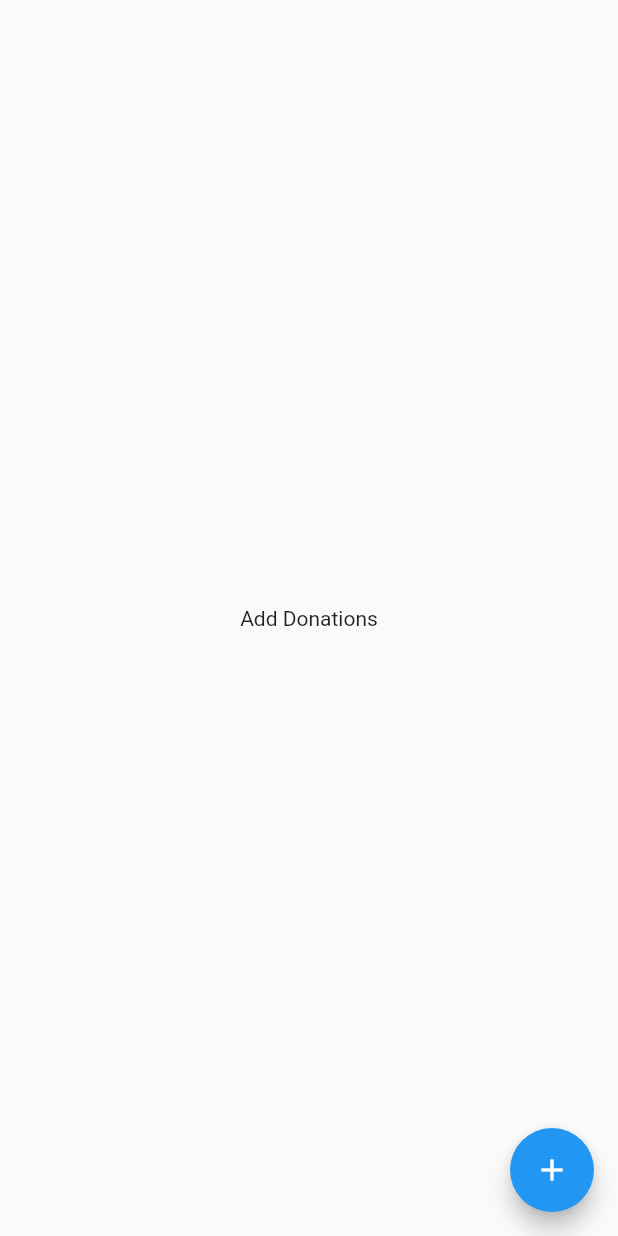
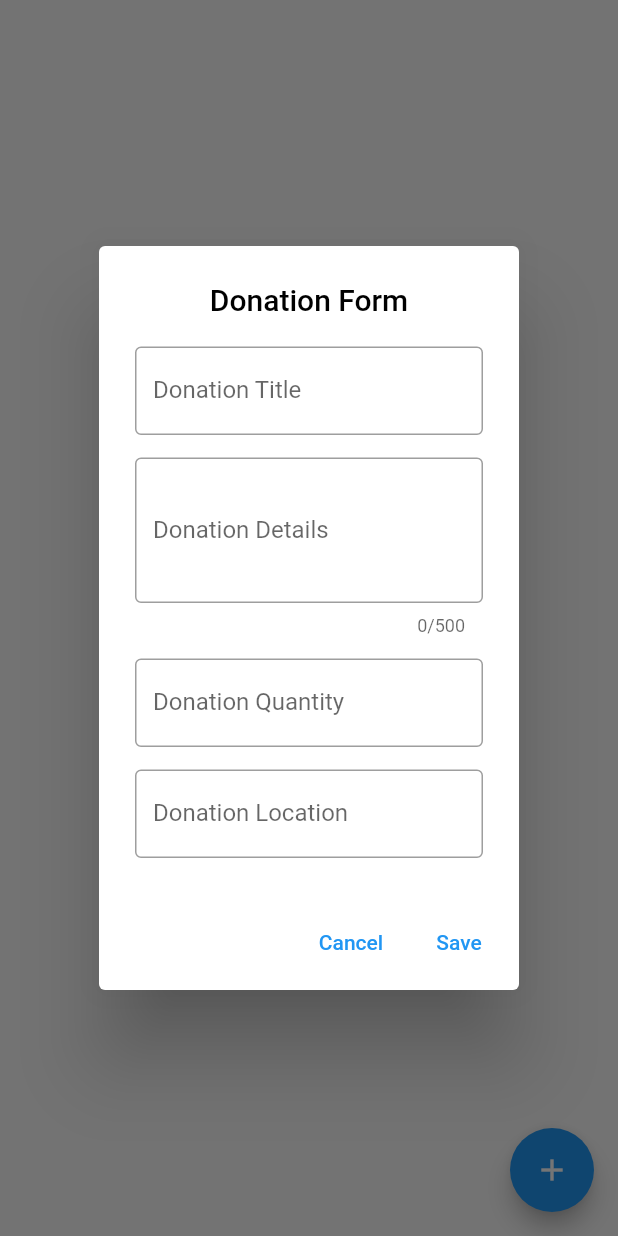
Before and after one commit to Vengadesh27/Food-App, a Flutter app: the DonationPage screen opened directly, after a tap on the "add" icon, on a phone screen of 412 x 824 dp. Run offline on Flutter 3.47's test engine with Material 2 defaults, Android fonts, the light colour scheme and no system bars; our stand-ins replace cloud_firestore, email_validator, firebase_auth, firebase_core; accounts and stored records are empty.

Commit message:
Donation Form UI Done

```diff
--- a/lib/auth/signin_screen.dart
+++ b/lib/auth/signin_screen.dart
@@ -67,7 +67,6 @@ class _SigninScreenState extends State<SigninScreen> {
                 padding: const EdgeInsets.all(10),
                 child: TextFormField(
                     controller: fnameController,
-                    cursorColor: Colors.white,
                     textInputAction: TextInputAction.next,
                     decoration: const InputDecoration(
                       border: OutlineInputBorder(),
@@ -84,7 +83,6 @@ class _SigninScreenState extends State<SigninScreen> {
                 padding: const EdgeInsets.all(10),
                 child: TextFormField(
                   controller: emailController,
-                  cursorColor: Colors.white,
                   textInputAction: TextInputAction.next,
                   decoration: const InputDecoration(
                       border: OutlineInputBorder(), labelText: 'Email'),
--- /dev/null
+++ b/lib/pages/donation_crud.dart
@@ -0,0 +1,20 @@
+class DonationCRUD{
+  final String donationId;
+  final String donationTitle;
+  final String donationDetails;
+  final num donationQuantity;
+  final String donationLocation;
+  final String donorName = 'Not defined';
+  final String recipientName = 'Not defined';
+
+  DonationCRUD({
+    required this.donationId,
+    required this.donationTitle,
+    required this.donationDetails,
+    required this.donationQuantity,
+    required this.donationLocation,
+  });
+
+
+
+}
--- /dev/null
+++ b/lib/pages/donation_form.dart
@@ -0,0 +1,107 @@
+import 'package:flutter/material.dart';
+
+class DonationForm extends StatefulWidget {
+  const DonationForm({super.key});
+
+  @override
+  State<DonationForm> createState() => _DonationFormState();
+}
+
+class _DonationFormState extends State<DonationForm> {
+  final GlobalKey<FormState> _formKey = GlobalKey();
+  static final numCheck = RegExp(r'^-?[0-9]+$');
+  final TextEditingController donationTitle = TextEditingController();
+  final TextEditingController donationDetails = TextEditingController();
+  final TextEditingController donationQuantity = TextEditingController();
+  final TextEditingController donationLocation = TextEditingController();
+
+  @override
+  void dispose() {
+    donationTitle.dispose();
+    donationDetails.dispose();
+    donationQuantity.dispose();
+    donationDetails.dispose();
+    super.dispose();
+  }
+
+  @override
+  Widget build(BuildContext context) {
+    return AlertDialog(
+      scrollable: true,
+      title: const Text(
+        'Donation Form',
+        textAlign: TextAlign.center,
+        style: TextStyle(fontSize: 20, color: Colors.black),
+      ),
+      content: Padding(
+        padding: const EdgeInsets.all(0),
+        child: Form(
+          key: _formKey,
+          child: Column(
+            children: <Widget>[
+              TextFormField(
+                controller: donationTitle,
+                textInputAction: TextInputAction.next,
+                decoration: const InputDecoration(
+                    border: OutlineInputBorder(), labelText: 'Donation Title'),
+                autovalidateMode: AutovalidateMode.onUserInteraction,
+                validator: (value) =>
+                    value!.isEmpty ? 'Title cannot be empty' : null,
+              ),
+              const SizedBox(height: 15),
+              TextFormField(
+                controller: donationDetails,
+                textInputAction: TextInputAction.next,
+                keyboardType: TextInputType.multiline,
+                decoration: const InputDecoration(
+                  border: OutlineInputBorder(),
+                  labelText: 'Donation Details',
+                ),
+                maxLines: 3,
+                maxLength: 500,
+                autovalidateMode: AutovalidateMode.onUserInteraction,
+                validator: (value) =>
+                    value!.isEmpty ? 'Details cannot be empty' : null,
+              ),
+              const SizedBox(height: 15),
+              TextFormField(
+                controller: donationQuantity,
+                textInputAction: TextInputAction.next,
+                decoration: const InputDecoration(
+                    border: OutlineInputBorder(),
+                    labelText: 'Donation Quantity'),
+                autovalidateMode: AutovalidateMode.onUserInteraction,
+                validator: (value) => value!.isEmpty
+                    ? 'Quantity cannot be empty'
+                    : (numCheck.hasMatch(value))
+                        ? null
+                        : 'Quantity should be numeric',
+              ),
+              const SizedBox(height: 15),
+              TextFormField(
+                controller: donationLocation,
+                textInputAction: TextInputAction.next,
+                decoration: const InputDecoration(
+                    border: OutlineInputBorder(),
+                    labelText: 'Donation Location'),
+                autovalidateMode: AutovalidateMode.onUserInteraction,
+                validator: (value) =>
+                    value!.isEmpty ? 'Location cannot be empty' : null,
+              ),
+            ],
+          ),
+        ),
+      ),
+      actions: [
+        TextButton(
+          onPressed: () => Navigator.pop(context),
+          child: const Text('Cancel'),
+        ),
+        TextButton(
+          onPressed: () => Navigator.pop(context),
+          child: const Text('Save'),
+        ),
+      ],
+    );
+  }
+}
--- a/lib/pages/donations.dart
+++ b/lib/pages/donations.dart
@@ -1,4 +1,5 @@
 import 'package:flutter/material.dart';
+import 'package:food_donation/pages/donation_form.dart';
 
 class DonationPage extends StatefulWidget {
   const DonationPage({super.key});
@@ -20,9 +21,8 @@ class _DonationPageState extends State<DonationPage> {
       floatingActionButton: FloatingActionButton(
         backgroundColor: Colors.blue,
         onPressed: () {
-          setState(() {
-          });
-
+          showDialog(
+              context: context, builder: ((context) => const DonationForm()));
         },
         child: const Icon(Icons.add),
       ),
```
